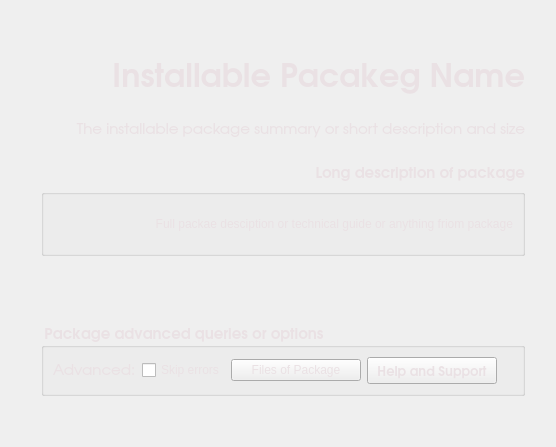
Before: the Qt Designer form modules_uic/installator.ui in hmikihth/package-wizard, drawn with Qt 5.
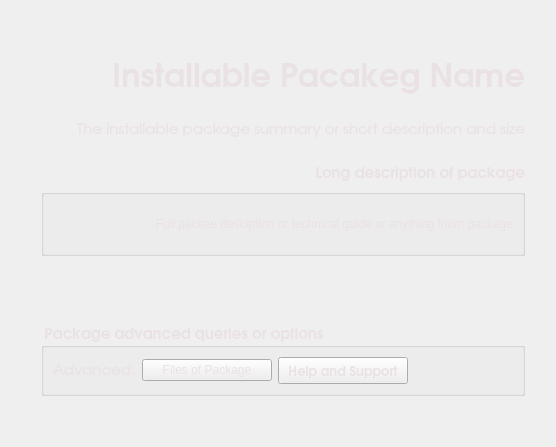
After: the same form once the commit is applied.

```diff
--- a/modules_uic/installator.ui
+++ b/modules_uic/installator.ui
@@ -183,35 +183,6 @@
            </widget>
           </item>
           <item row="1" column="3">
-           <widget class="QPushButton" name="pushButton">
-            <property name="minimumSize">
-             <size>
-              <width>130</width>
-              <height>0</height>
-             </size>
-            </property>
-            <property name="text">
-             <string>Files of Package</string>
-            </property>
-           </widget>
-          </item>
-          <item row="1" column="5">
-           <spacer name="horizontalSpacer_2">
-            <property name="orientation">
-             <enum>Qt::Horizontal</enum>
-            </property>
-            <property name="sizeType">
-             <enum>QSizePolicy::Expanding</enum>
-            </property>
-            <property name="sizeHint" stdset="0">
-             <size>
-              <width>30</width>
-              <height>20</height>
-             </size>
-            </property>
-           </spacer>
-          </item>
-          <item row="1" column="4">
            <widget class="QPushButton" name="buttonHelpPages">
             <property name="sizePolicy">
              <sizepolicy hsizetype="Fixed" vsizetype="Fixed">
@@ -238,13 +209,35 @@
             </property>
            </widget>
           </item>
-          <item row="1" column="1">
-           <widget class="QCheckBox" name="checkBox">
+          <item row="1" column="2">
+           <widget class="QPushButton" name="pushButton">
+            <property name="minimumSize">
+             <size>
+              <width>130</width>
+              <height>0</height>
+             </size>
+            </property>
             <property name="text">
-             <string>Skip errors</string>
+             <string>Files of Package</string>
             </property>
            </widget>
           </item>
+          <item row="1" column="4">
+           <spacer name="horizontalSpacer_2">
+            <property name="orientation">
+             <enum>Qt::Horizontal</enum>
+            </property>
+            <property name="sizeType">
+             <enum>QSizePolicy::Expanding</enum>
+            </property>
+            <property name="sizeHint" stdset="0">
+             <size>
+              <width>30</width>
+              <height>20</height>
+             </size>
+            </property>
+           </spacer>
+          </item>
          </layout>
         </widget>
        </item>
```
